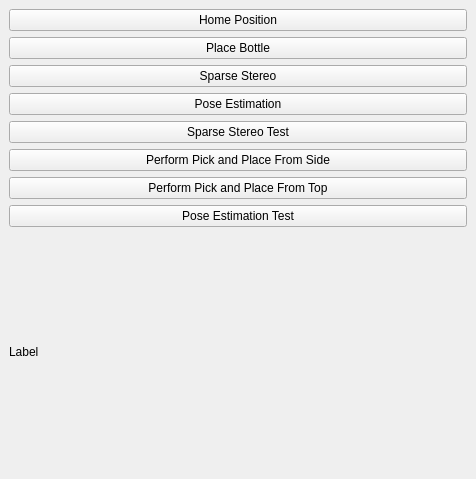
Qt form RoviSamplePlugin/src/SamplePlugin.ui (martinjakobsgaard/RoVi1) before a commit.
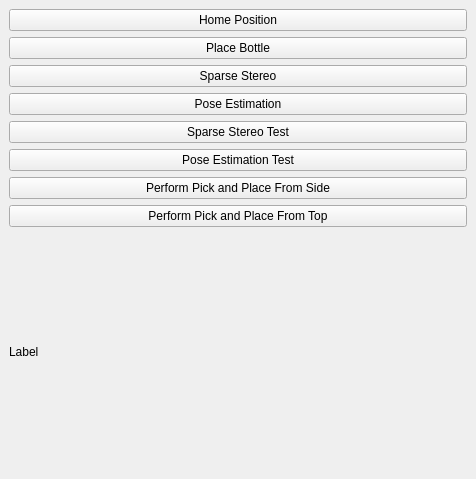
The same form after that commit.

What changed in the file:
```diff
--- a/RoviSamplePlugin/src/SamplePlugin.ui
+++ b/RoviSamplePlugin/src/SamplePlugin.ui
@@ -52,6 +52,13 @@
         </property>
        </widget>
       </item>
+      <item>
+       <widget class="QPushButton" name="_btn_pose_test">
+        <property name="text">
+         <string>Pose Estimation Test</string>
+        </property>
+       </widget>
+      </item>
       <item>
        <widget class="QPushButton" name="_btn_performTask">
         <property name="text">
@@ -66,13 +73,6 @@
         </property>
        </widget>
       </item>
-      <item>
-       <widget class="QPushButton" name="_btn_pose_test">
-        <property name="text">
-         <string>Pose Estimation Test</string>
-        </property>
-       </widget>
-      </item>
       <item>
        <widget class="QLabel" name="_label">
         <property name="text">
```
